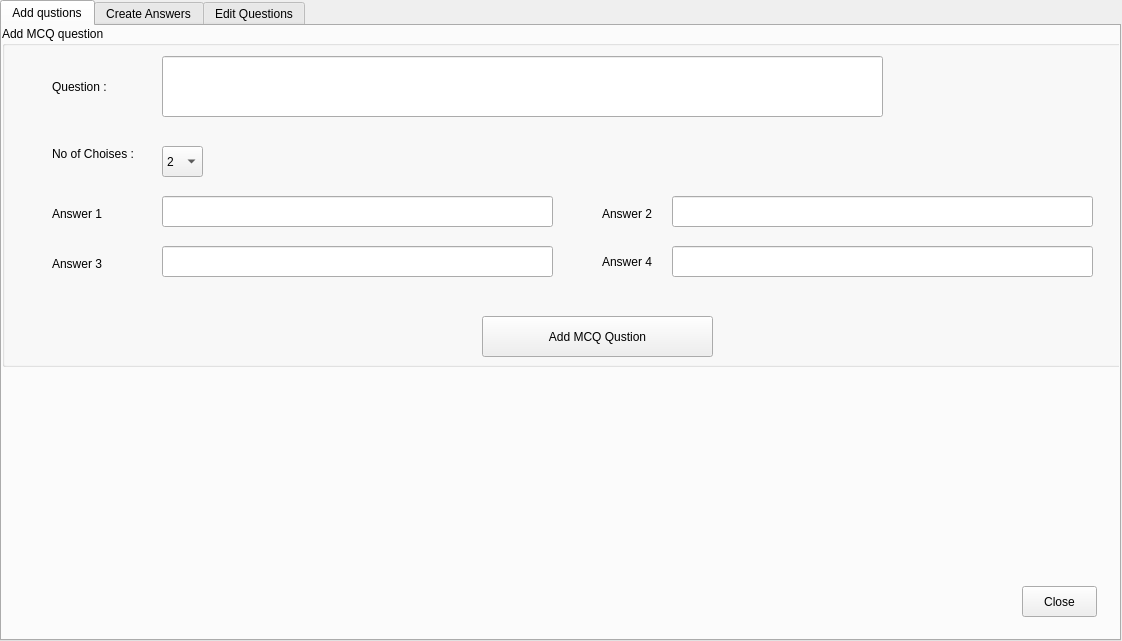
Old version of the form newmcqpaper.ui in the repository dkithmal/BinduProjectTeacher.
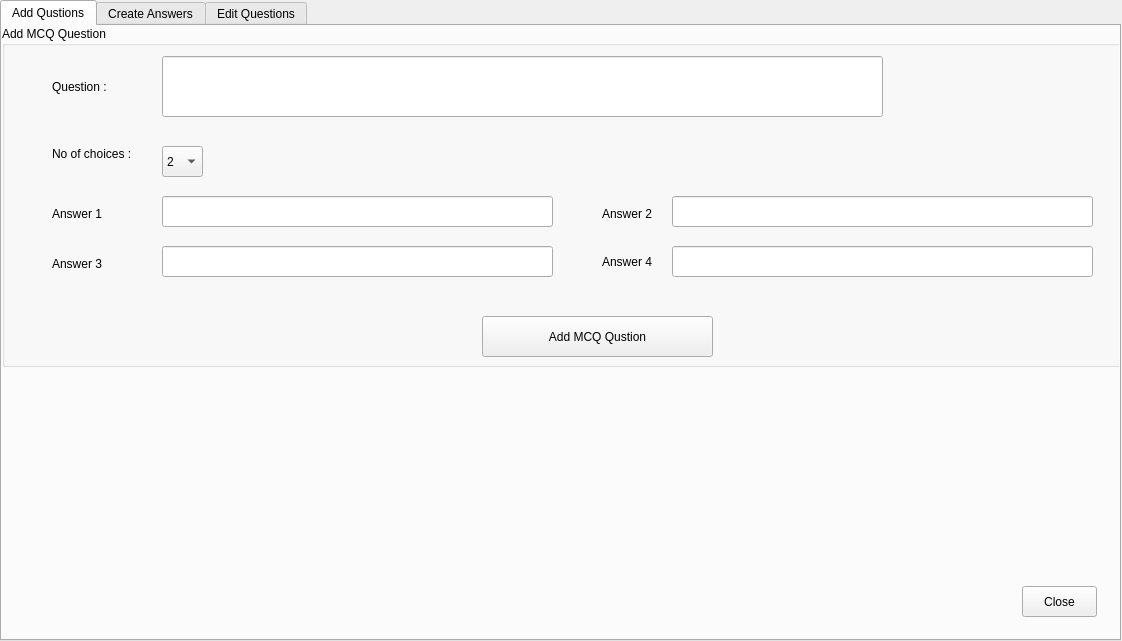
New version of the form. The open tabs and pages were chosen to show the change.

What changed in the file:
```diff
--- a/newmcqpaper.ui
+++ b/newmcqpaper.ui
@@ -32,7 +32,7 @@
    </property>
    <widget class="QWidget" name="tab">
     <attribute name="title">
-     <string>Add qustions</string>
+     <string>Add Qustions</string>
     </attribute>
     <widget class="QPushButton" name="pBClose">
      <property name="geometry">
@@ -57,7 +57,7 @@
       </rect>
      </property>
      <property name="title">
-      <string>Add MCQ question</string>
+      <string>Add MCQ Question</string>
      </property>
      <widget class="QLabel" name="lMcqQuestion">
       <property name="geometry">
@@ -95,7 +95,7 @@
        </rect>
       </property>
       <property name="text">
-       <string>No of Choises :</string>
+       <string>No of choices :</string>
       </property>
      </widget>
      <widget class="QComboBox" name="cBNoOfChoises">
```
Left out of the diff: 6 changed lines with no effect on the pictures.
